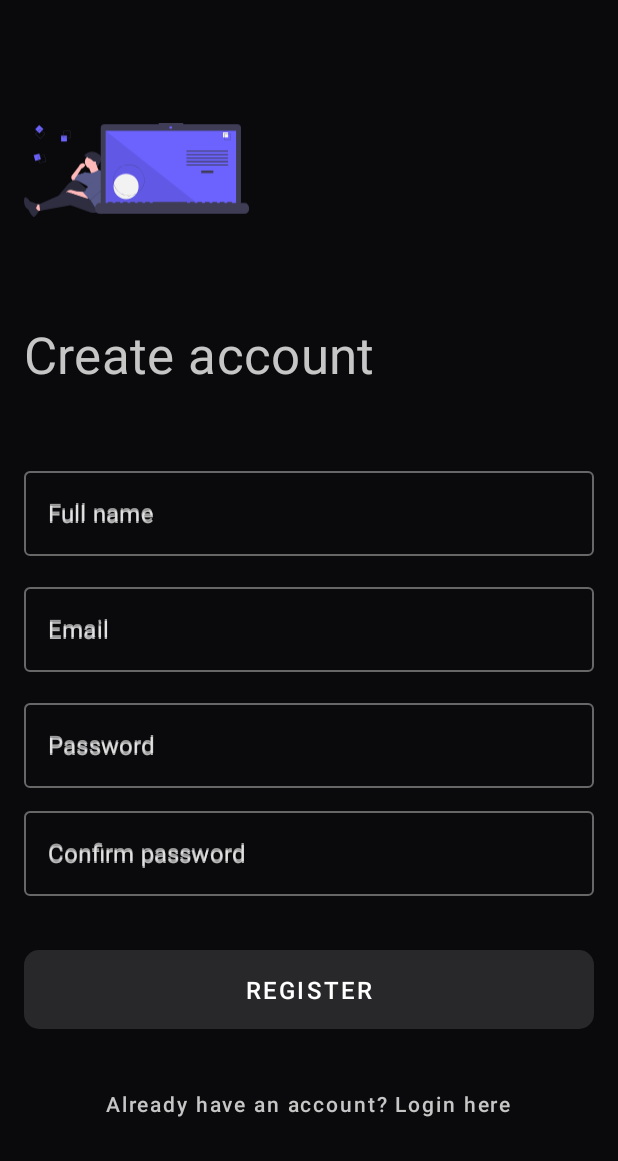
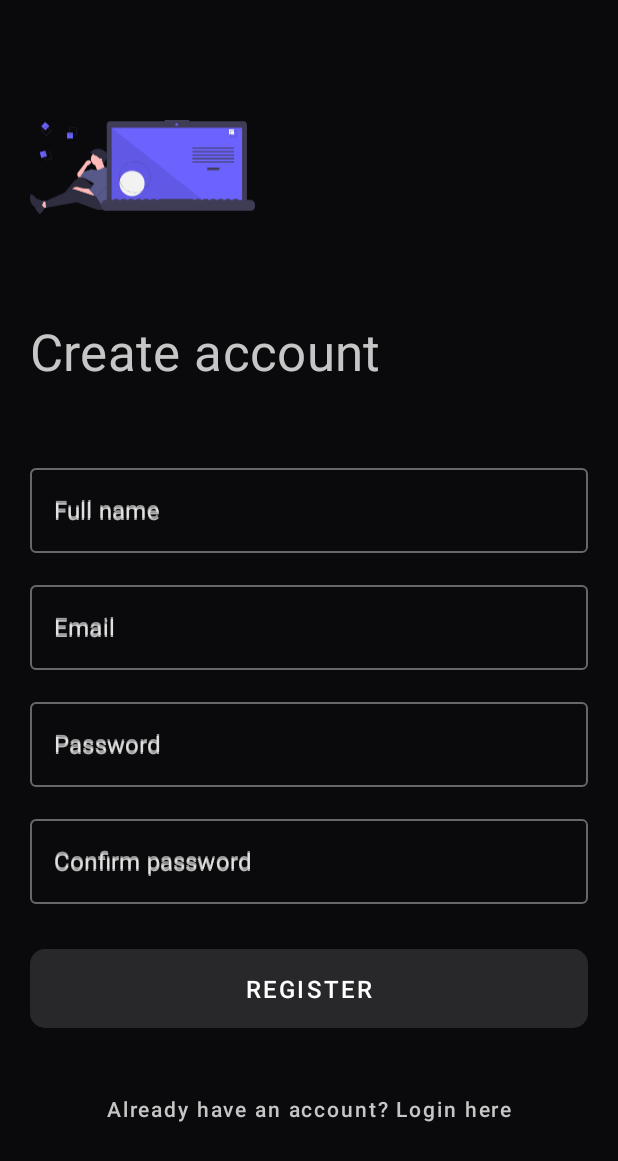
Before and after one commit to jsbuddy/TasksMobile, an Android app: the RegisterFragment screen opened through its navigation route, on a phone screen of 412 x 824 dp. Shown: the top 1161 px of the screen. Run offline under Robolectric (Android 15) with nearby library versions, the phone set to English and light mode, and no system bars; our stand-ins replace Dagger/Hilt's generated code; network calls fail; 3 statements that could not run were skipped.

Commit message:
chore: layout optimization (register, login)
- fix: login without validating bug
- reduce layout nesting by using only one constraint layout

```diff
--- a/app/src/main/AndroidManifest.xml
+++ b/app/src/main/AndroidManifest.xml
@@ -15,7 +15,8 @@
         android:theme="@style/Theme.Tasks">
         <activity
             android:name=".ui.MainActivity"
-            android:theme="@style/Theme.Tasks.NoActionBar">
+            android:theme="@style/Theme.Tasks.NoActionBar"
+            android:windowSoftInputMode="adjustResize">
             <intent-filter>
                 <action android:name="android.intent.action.MAIN" />
 
--- a/app/src/main/java/com/example/tasks/ui/login/LoginFragment.kt
+++ b/app/src/main/java/com/example/tasks/ui/login/LoginFragment.kt
@@ -4,7 +4,6 @@ import android.os.Bundle
 import android.text.Editable
 import android.text.TextWatcher
 import android.view.View
-import android.view.inputmethod.EditorInfo
 import androidx.fragment.app.Fragment
 import androidx.fragment.app.viewModels
 import androidx.lifecycle.lifecycleScope
@@ -54,10 +53,6 @@ class LoginFragment : Fragment(R.layout.fragment_login) {
 
         binding.email.addTextChangedListener(afterTextChangedListener)
         binding.password.addTextChangedListener(afterTextChangedListener)
-        binding.password.setOnEditorActionListener { _, actionId, _ ->
-            if (actionId == EditorInfo.IME_ACTION_DONE) login()
-            false
-        }
         binding.login.setOnClickListener { login() }
         binding.register.setOnClickListener { findNavController().navigate(R.id.action_loginFragment_to_registerFragment) }
         binding.container.setOnFocusChangeListener { _view, b -> if (b) _view.hideKeyboard() }
--- a/app/src/main/java/com/example/tasks/ui/register/RegisterFragment.kt
+++ b/app/src/main/java/com/example/tasks/ui/register/RegisterFragment.kt
@@ -4,7 +4,6 @@ import android.os.Bundle
 import android.text.Editable
 import android.text.TextWatcher
 import android.view.View
-import android.view.inputmethod.EditorInfo
 import androidx.fragment.app.Fragment
 import androidx.fragment.app.viewModels
 import androidx.lifecycle.lifecycleScope
@@ -58,10 +57,6 @@ class RegisterFragment : Fragment(R.layout.fragment_register) {
         binding.email.addTextChangedListener(afterTextChangedListener)
         binding.password.addTextChangedListener(afterTextChangedListener)
         binding.confirmPassword.addTextChangedListener(afterTextChangedListener)
-        binding.confirmPassword.setOnEditorActionListener { _, actionId, _ ->
-            if (actionId == EditorInfo.IME_ACTION_DONE) register()
-            false
-        }
         binding.register.setOnClickListener { register() }
         binding.login.setOnClickListener { findNavController().navigate(R.id.action_registerFragment_to_loginFragment) }
         binding.container.setOnFocusChangeListener { _view, b -> if (b) _view.hideKeyboard() }
--- a/app/src/main/res/layout/fragment_register.xml
+++ b/app/src/main/res/layout/fragment_register.xml
@@ -1,9 +1,12 @@
 <?xml version="1.0" encoding="utf-8"?>
 <androidx.constraintlayout.widget.ConstraintLayout xmlns:android="http://schemas.android.com/apk/res/android"
     xmlns:app="http://schemas.android.com/apk/res-auto"
-    xmlns:tools="http://schemas.android.com/tools"
+    android:id="@+id/container"
     android:layout_width="match_parent"
-    android:layout_height="match_parent">
+    android:layout_height="match_parent"
+    android:clickable="true"
+    android:focusable="true"
+    android:focusableInTouchMode="true">
 
     <com.google.android.material.progressindicator.LinearProgressIndicator
         android:id="@+id/loading"
@@ -15,54 +18,45 @@
         app:layout_constraintRight_toRightOf="parent"
         app:layout_constraintTop_toTopOf="parent" />
 
-    <ScrollView
-        android:layout_width="0dp"
-        android:layout_height="0dp"
-        app:layout_constraintBottom_toBottomOf="parent"
-        app:layout_constraintLeft_toLeftOf="parent"
-        app:layout_constraintRight_toRightOf="parent"
-        app:layout_constraintTop_toBottomOf="@id/loading">
-
-        <LinearLayout
-            android:id="@+id/container"
-            android:layout_width="match_parent"
-            android:layout_height="wrap_content"
-            android:layout_gravity="center"
-            android:clickable="true"
-            android:focusable="true"
-            android:focusableInTouchMode="true"
-            android:gravity="center"
-            android:orientation="vertical"
-            android:paddingLeft="@dimen/fragment_horizontal_margin"
-            android:paddingTop="@dimen/fragment_vertical_margin"
-            android:paddingRight="@dimen/fragment_horizontal_margin"
-            android:paddingBottom="@dimen/fragment_vertical_margin"
-            tools:context=".ui.login.LoginFragment">
-
     <ImageView
+        android:id="@id/image"
         android:layout_width="150dp"
         android:layout_height="100dp"
         android:layout_gravity="start"
-                android:layout_marginBottom="50dp"
-                android:src="@drawable/code_thinking" />
+        android:src="@drawable/code_thinking"
+        app:layout_constraintBottom_toTopOf="@+id/text"
+        app:layout_constraintLeft_toLeftOf="parent"
+        app:layout_constraintStart_toStartOf="@+id/leftGuideline"
+        app:layout_constraintTop_toTopOf="parent"
+        app:layout_constraintVertical_chainStyle="packed" />
 
     <TextView
         android:id="@+id/text"
         style="@style/TextAppearance.MaterialComponents.Headline4"
-                android:layout_width="match_parent"
+        android:layout_width="0dp"
         android:layout_height="wrap_content"
-                android:layout_marginBottom="50dp"
-                android:paddingEnd="100dp"
+        android:layout_marginTop="50dp"
         android:text="@string/create_account"
         android:textColor="?attr/colorOnBackground"
-                tools:ignore="RtlSymmetry" />
+        app:layout_constraintBottom_toTopOf="@+id/nameLayoutInput"
+        app:layout_constraintEnd_toStartOf="@+id/rightGuideline"
+        app:layout_constraintHorizontal_bias="0.5"
+        app:layout_constraintLeft_toLeftOf="parent"
+        app:layout_constraintStart_toStartOf="@+id/leftGuideline"
+        app:layout_constraintTop_toBottomOf="@+id/image" />
 
     <com.google.android.material.textfield.TextInputLayout
+        android:id="@+id/nameLayoutInput"
         style="@style/Widget.MaterialComponents.TextInputLayout.OutlinedBox"
-                android:layout_width="match_parent"
+        android:layout_width="0dp"
         android:layout_height="wrap_content"
-                android:layout_marginBottom="15dp"
-                android:hint="@string/prompt_name">
+        android:layout_marginTop="50dp"
+        android:hint="@string/prompt_name"
+        app:layout_constraintBottom_toTopOf="@+id/emailInputLayout"
+        app:layout_constraintEnd_toStartOf="@+id/rightGuideline"
+        app:layout_constraintHorizontal_bias="0.5"
+        app:layout_constraintStart_toStartOf="@+id/leftGuideline"
+        app:layout_constraintTop_toBottomOf="@+id/text">
 
         <com.google.android.material.textfield.TextInputEditText
             android:id="@+id/name"
@@ -75,11 +69,17 @@
     </com.google.android.material.textfield.TextInputLayout>
 
     <com.google.android.material.textfield.TextInputLayout
+        android:id="@+id/emailInputLayout"
         style="@style/Widget.MaterialComponents.TextInputLayout.OutlinedBox"
-                android:layout_width="match_parent"
+        android:layout_width="0dp"
         android:layout_height="wrap_content"
-                android:layout_marginBottom="15dp"
-                android:hint="@string/prompt_email">
+        android:layout_marginTop="16dp"
+        android:hint="@string/prompt_email"
+        app:layout_constraintBottom_toTopOf="@+id/passwordInputLayout"
+        app:layout_constraintEnd_toStartOf="@+id/rightGuideline"
+        app:layout_constraintHorizontal_bias="0.5"
+        app:layout_constraintStart_toStartOf="@+id/leftGuideline"
+        app:layout_constraintTop_toBottomOf="@+id/nameLayoutInput">
 
         <com.google.android.material.textfield.TextInputEditText
             android:id="@+id/email"
@@ -92,11 +92,17 @@
     </com.google.android.material.textfield.TextInputLayout>
 
     <com.google.android.material.textfield.TextInputLayout
+        android:id="@+id/passwordInputLayout"
         style="@style/Widget.MaterialComponents.TextInputLayout.OutlinedBox"
-                android:layout_width="match_parent"
+        android:layout_width="0dp"
         android:layout_height="wrap_content"
-                android:layout_marginBottom="10dp"
-                android:hint="@string/prompt_password">
+        android:layout_marginTop="16dp"
+        android:hint="@string/prompt_password"
+        app:layout_constraintBottom_toTopOf="@+id/confirmPasswordInputLayout"
+        app:layout_constraintEnd_toStartOf="@+id/rightGuideline"
+        app:layout_constraintHorizontal_bias="0.5"
+        app:layout_constraintStart_toStartOf="@+id/leftGuideline"
+        app:layout_constraintTop_toBottomOf="@+id/emailInputLayout">
 
         <com.google.android.material.textfield.TextInputEditText
             android:id="@+id/password"
@@ -109,11 +115,17 @@
     </com.google.android.material.textfield.TextInputLayout>
 
     <com.google.android.material.textfield.TextInputLayout
+        android:id="@+id/confirmPasswordInputLayout"
         style="@style/Widget.MaterialComponents.TextInputLayout.OutlinedBox"
-                android:layout_width="match_parent"
+        android:layout_width="0dp"
         android:layout_height="wrap_content"
-                android:layout_marginBottom="10dp"
-                android:hint="@string/prompt_confirm_password">
+        android:layout_marginTop="16dp"
+        android:hint="@string/prompt_confirm_password"
+        app:layout_constraintBottom_toTopOf="@+id/register"
+        app:layout_constraintEnd_toStartOf="@+id/rightGuideline"
+        app:layout_constraintHorizontal_bias="0.5"
+        app:layout_constraintStart_toStartOf="@+id/leftGuideline"
+        app:layout_constraintTop_toBottomOf="@+id/passwordInputLayout">
 
         <com.google.android.material.textfield.TextInputEditText
             android:id="@+id/confirmPassword"
@@ -129,26 +141,48 @@
 
     <com.google.android.material.button.MaterialButton
         android:id="@+id/register"
-                android:layout_width="match_parent"
+        android:layout_width="0dp"
         android:layout_height="wrap_content"
-                android:layout_marginTop="20dp"
-                android:layout_marginBottom="20dp"
+        android:layout_marginTop="24dp"
         android:enabled="false"
         android:paddingVertical="15dp"
         android:text="@string/action_register"
         android:textColor="@color/white"
-                android:textSize="16sp" />
+        android:textSize="16sp"
+        app:layout_constraintBottom_toTopOf="@+id/login"
+        app:layout_constraintEnd_toStartOf="@+id/rightGuideline"
+        app:layout_constraintHorizontal_bias="0.5"
+        app:layout_constraintStart_toStartOf="@+id/leftGuideline"
+        app:layout_constraintTop_toBottomOf="@+id/confirmPasswordInputLayout" />
 
     <com.google.android.material.button.MaterialButton
         android:id="@+id/login"
         style="@style/Widget.MaterialComponents.Button.TextButton"
         android:layout_width="wrap_content"
         android:layout_height="wrap_content"
+        android:layout_marginTop="24dp"
         android:paddingHorizontal="20dp"
         android:text="@string/already_has_account"
         android:textAllCaps="false"
         android:textColor="?attr/colorOnBackground"
-                app:cornerRadius="30dp" />
-        </LinearLayout>
-    </ScrollView>
+        app:cornerRadius="30dp"
+        app:layout_constraintBottom_toBottomOf="parent"
+        app:layout_constraintEnd_toStartOf="@+id/rightGuideline"
+        app:layout_constraintHorizontal_bias="0.5"
+        app:layout_constraintStart_toStartOf="@+id/leftGuideline"
+        app:layout_constraintTop_toBottomOf="@+id/register" />
+
+    <androidx.constraintlayout.widget.Guideline
+        android:id="@+id/leftGuideline"
+        android:layout_width="wrap_content"
+        android:layout_height="wrap_content"
+        android:orientation="vertical"
+        app:layout_constraintGuide_begin="20dp" />
+
+    <androidx.constraintlayout.widget.Guideline
+        android:id="@+id/rightGuideline"
+        android:layout_width="wrap_content"
+        android:layout_height="wrap_content"
+        android:orientation="vertical"
+        app:layout_constraintGuide_end="20dp" />
 </androidx.constraintlayout.widget.ConstraintLayout>
--- a/app/src/main/res/values/strings.xml
+++ b/app/src/main/res/values/strings.xml
@@ -48,11 +48,12 @@
     <string name="prompt_email">Email</string>
     <string name="prompt_password">Password</string>
     <string name="action_register">Register</string>
+    <string name="login_title">Login to your account</string>
     <string name="action_sign_in">Sign in or register</string>
-    <string name="action_sign_in_short">Sign in</string>
+    <string name="action_sign_in_short">Login</string>
     <string name="welcome">"Welcome!"</string>
     <string name="invalid_email">Invalid email</string>
-    <string name="invalid_password">Password must be >5 characters</string>
+    <string name="invalid_password">Password must be >8 characters</string>
     <string name="login_failed">"Login failed"</string>
     <string name="login_successful">Login Successful</string>
     <string name="logout">Logout</string>
@@ -68,6 +69,6 @@
 
     <string name="projects_empty_state">Get started by adding a new project</string>
 
-    <!--    Shortcuts-->
+    <!-- Shortcuts -->
     <string name="new_project_disabled">New project disabled</string>
 </resources>
```
Also changed, not shown: app/src/main/res/layout/fragment_login.xml (+68 -55 lines). Lines whose indentation alone changed are shown as unchanged.
